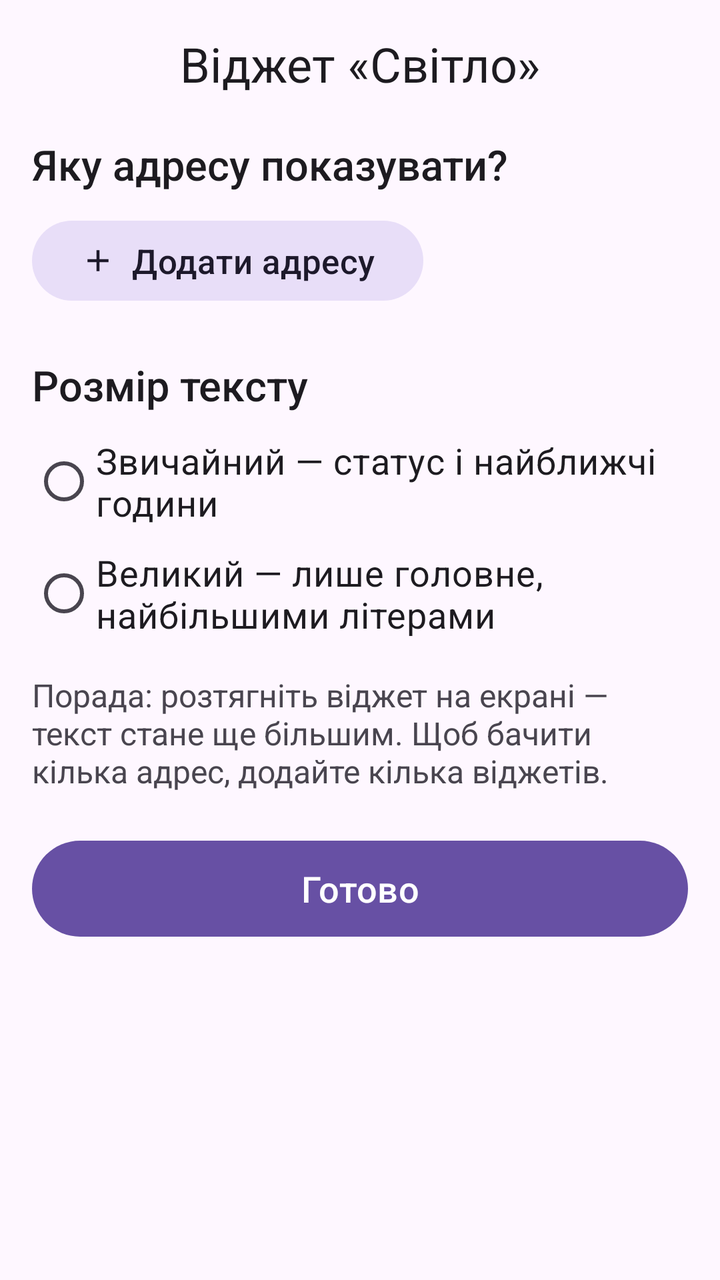
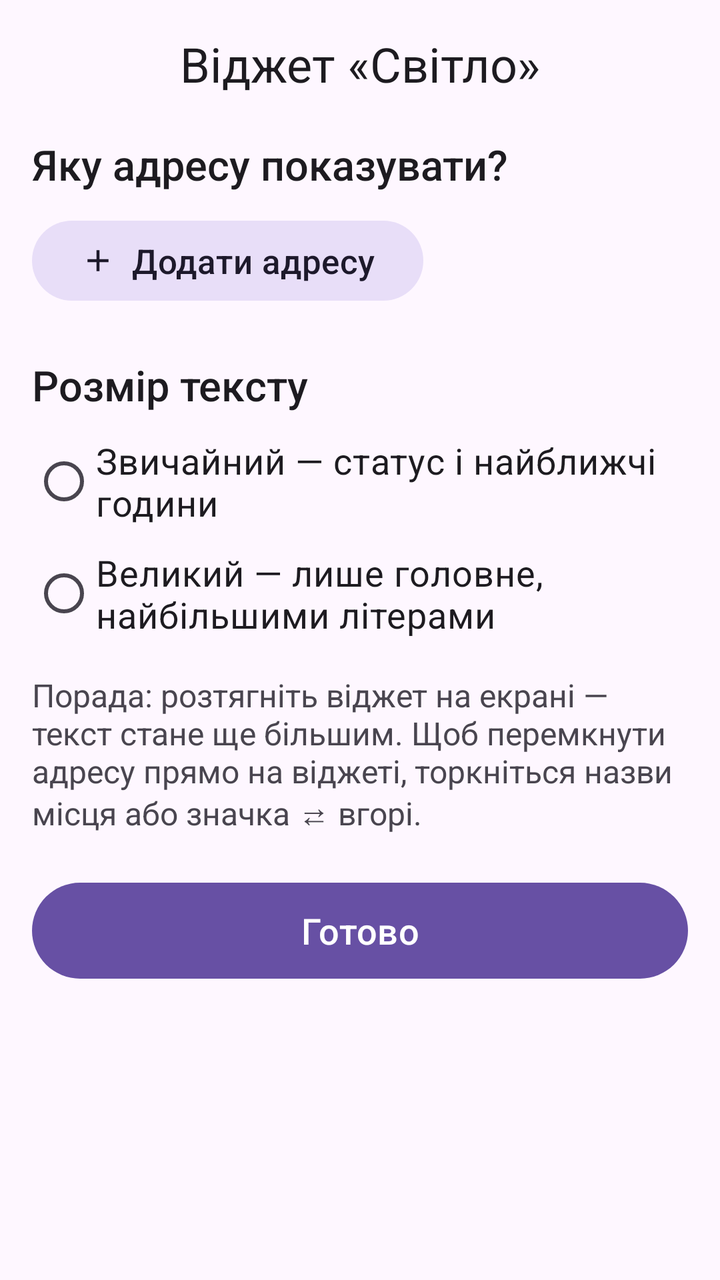

Screens rendered from an Android XML layout before and after an edit, with the pre-edit source and the edit as a unified diff.
<!-- AndroidManifest.xml: application theme AppTheme -->
<!-- res/layout/activity_widget_config.xml -->
<?xml version="1.0" encoding="utf-8"?>
<LinearLayout xmlns:android="http://schemas.android.com/apk/res/android"
    xmlns:app="http://schemas.android.com/apk/res-auto"
    android:id="@+id/cfg_root"
    android:layout_width="match_parent"
    android:layout_height="match_parent"
    android:orientation="vertical">

    <com.google.android.material.appbar.MaterialToolbar
        android:id="@+id/toolbar"
        android:layout_width="match_parent"
        android:layout_height="?attr/actionBarSize"
        app:title="Віджет «Світло»"
        app:titleCentered="true"
        app:titleTextAppearance="?attr/textAppearanceHeadlineSmall" />

    <androidx.core.widget.NestedScrollView
        android:layout_width="match_parent"
        android:layout_height="0dp"
        android:layout_weight="1">

        <LinearLayout
            android:id="@+id/cfg_content"
            android:layout_width="match_parent"
            android:layout_height="wrap_content"
            android:orientation="vertical"
            android:paddingStart="16dp"
            android:paddingTop="4dp"
            android:paddingEnd="16dp"
            android:paddingBottom="24dp">

            <TextView
                android:layout_width="match_parent"
                android:layout_height="wrap_content"
                android:fontFamily="sans-serif-medium"
                android:text="Яку адресу показувати?"
                android:textColor="?attr/colorOnSurface"
                android:textSize="21sp" />

            <RadioGroup
                android:id="@+id/cfg_addresses"
                android:layout_width="match_parent"
                android:layout_height="wrap_content"
                android:layout_marginTop="6dp" />

            <TextView
                android:id="@+id/cfg_empty"
                android:layout_width="match_parent"
                android:layout_height="wrap_content"
                android:layout_marginTop="8dp"
                android:text="Спершу додайте адресу."
                android:textColor="?attr/colorOnSurfaceVariant"
                android:textSize="17sp"
                android:visibility="gone" />

            <com.google.android.material.button.MaterialButton
                android:id="@+id/cfg_add"
                style="@style/Widget.Material3.Button.TonalButton"
                android:layout_width="wrap_content"
                android:layout_height="wrap_content"
                android:layout_marginTop="4dp"
                android:text="Додати адресу"
                android:textSize="17sp"
                app:icon="@drawable/ic_add" />

            <TextView
                android:layout_width="match_parent"
                android:layout_height="wrap_content"
                android:layout_marginTop="24dp"
                android:fontFamily="sans-serif-medium"
                android:text="Розмір тексту"
                android:textColor="?attr/colorOnSurface"
                android:textSize="21sp" />

            <RadioGroup
                android:id="@+id/cfg_size"
                android:layout_width="match_parent"
                android:layout_height="wrap_content"
                android:layout_marginTop="6dp">

                <com.google.android.material.radiobutton.MaterialRadioButton
                    android:id="@+id/cfg_normal"
                    android:layout_width="match_parent"
                    android:layout_height="wrap_content"
                    android:minHeight="56dp"
                    android:text="Звичайний — статус і найближчі години"
                    android:textSize="18sp" />

                <com.google.android.material.radiobutton.MaterialRadioButton
                    android:id="@+id/cfg_large"
                    android:layout_width="match_parent"
                    android:layout_height="wrap_content"
                    android:minHeight="56dp"
                    android:text="Великий — лише головне, найбільшими літерами"
                    android:textSize="18sp" />
            </RadioGroup>

            <TextView
                android:layout_width="match_parent"
                android:layout_height="wrap_content"
                android:layout_marginTop="12dp"
                android:text="Порада: розтягніть віджет на екрані — текст стане ще більшим. Щоб бачити кілька адрес, додайте кілька віджетів."
                android:textColor="?attr/colorOnSurfaceVariant"
                android:textSize="16sp" />

            <com.google.android.material.button.MaterialButton
                android:id="@+id/cfg_done"
                android:layout_width="match_parent"
                android:layout_height="wrap_content"
                android:layout_marginTop="20dp"
                android:minHeight="56dp"
                android:text="Готово"
                android:textSize="18sp" />
        </LinearLayout>
    </androidx.core.widget.NestedScrollView>
</LinearLayout>
<!-- resources referenced by this layout -->
<resources>
  <!-- drawable ic_add (drawable) -->
  <?xml version="1.0" encoding="utf-8"?>
  <vector xmlns:android="http://schemas.android.com/apk/res/android"
      android:width="24dp"
      android:height="24dp"
      android:viewportWidth="24"
      android:viewportHeight="24">
      <path android:fillColor="#FF000000" android:pathData="M19,13h-6v6h-2v-6H5v-2h6V5h2v6h6v2z" />
  </vector>
  <style name="AppTheme" parent="Theme.Material3.DayNight.NoActionBar">
          <item name="android:statusBarColor">?attr/colorSurface</item>
          <item name="android:windowLightStatusBar">@bool/light_bars</item>
      </style>
</resources>

<!-- the commit's change to res/layout/activity_widget_config.xml (unified diff, before → after) -->
@@ -99,7 +99,7 @@
                 android:layout_width="match_parent"
                 android:layout_height="wrap_content"
                 android:layout_marginTop="12dp"
-                android:text="Порада: розтягніть віджет на екрані — текст стане ще більшим. Щоб бачити кілька адрес, додайте кілька віджетів."
+                android:text="Порада: розтягніть віджет на екрані — текст стане ще більшим. Щоб перемкнути адресу прямо на віджеті, торкніться назви місця або значка ⇄ вгорі."
                 android:textColor="?attr/colorOnSurfaceVariant"
                 android:textSize="16sp" />
 
